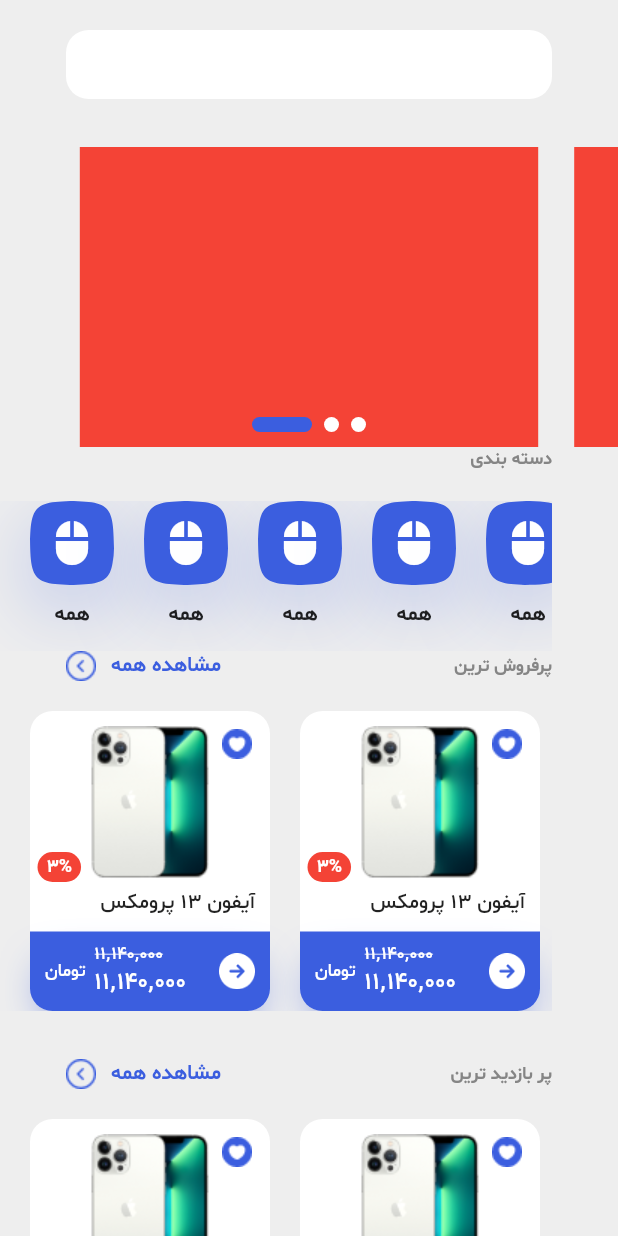
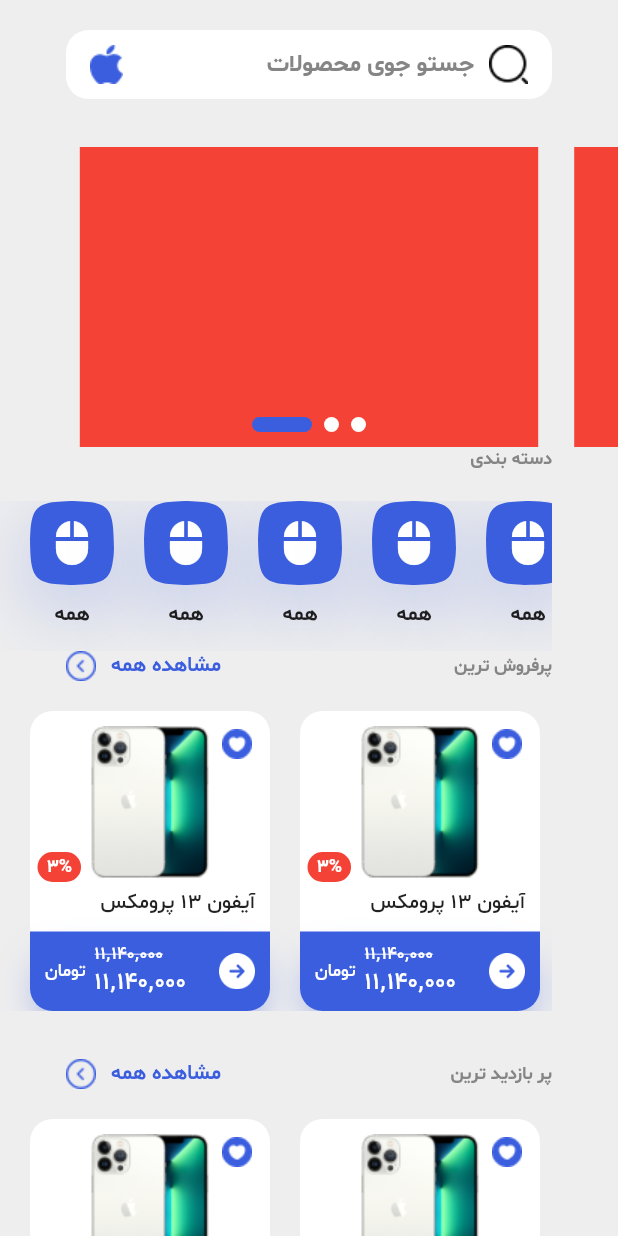
Before and after one commit to kimiaBadri/digi-kala-app, a Flutter app: the screen it shows after launch, on a phone screen of 412 x 824 dp. Run offline on Flutter 3.47's test engine with Material 2 defaults, Android fonts, the light colour scheme and no system bars; drawn by our look-alikes of smooth_page_indicator.

Commit message:
to be completed appBar

```diff
--- a/lib/main.dart
+++ b/lib/main.dart
@@ -29,6 +29,28 @@
                     color: Colors.white,
                     borderRadius: BorderRadius.all(
                       Radius.circular(15),
+                    ),
+                  ),
+                  child: Padding(
+                    padding: const EdgeInsets.symmetric(horizontal: 16),
+                    child: Row(
+                      children: [
+                        Image.asset('assets/images/icon_apple_blue.png'),
+                        Expanded(
+                          child: Text(
+                            'جستو جوی محصولات',
+                            textAlign: TextAlign.end,
+                            style: TextStyle(
+                                fontFamily: 'SB',
+                                fontSize: 16,
+                                color: CustomColor.grey),
+                          ),
+                        ),
+                        SizedBox(
+                          width: 10,
+                        ),
+                        Image.asset('assets/images/icon_search.png'),
+                      ],
                     ),
                   ),
                 ),
```
